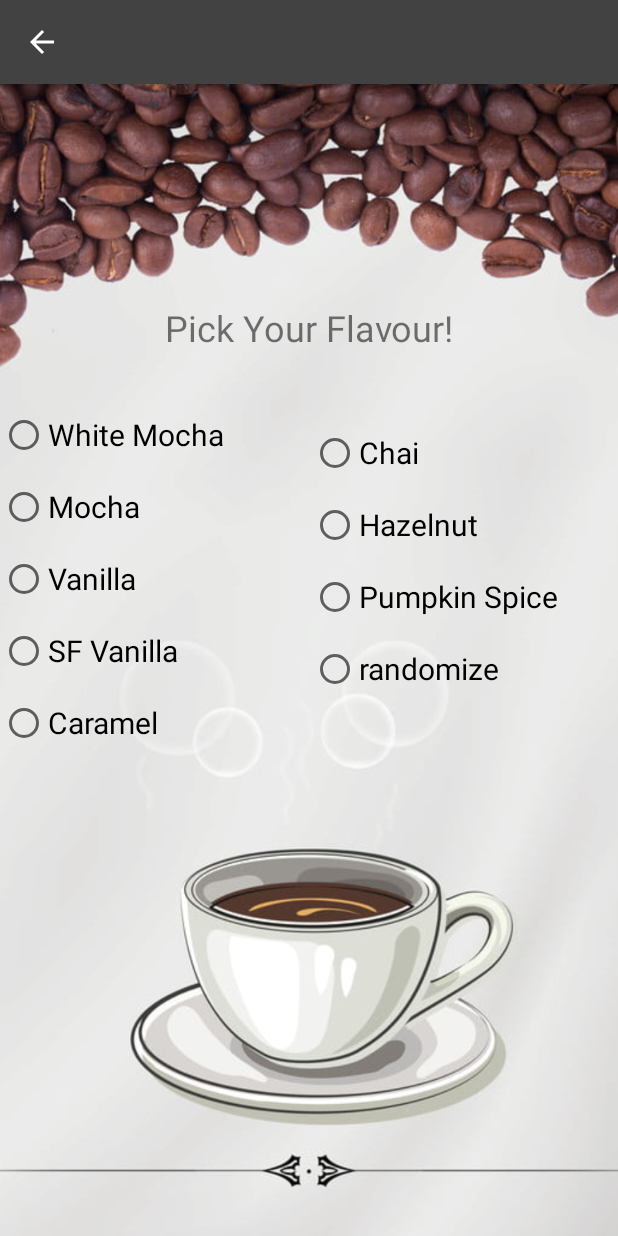
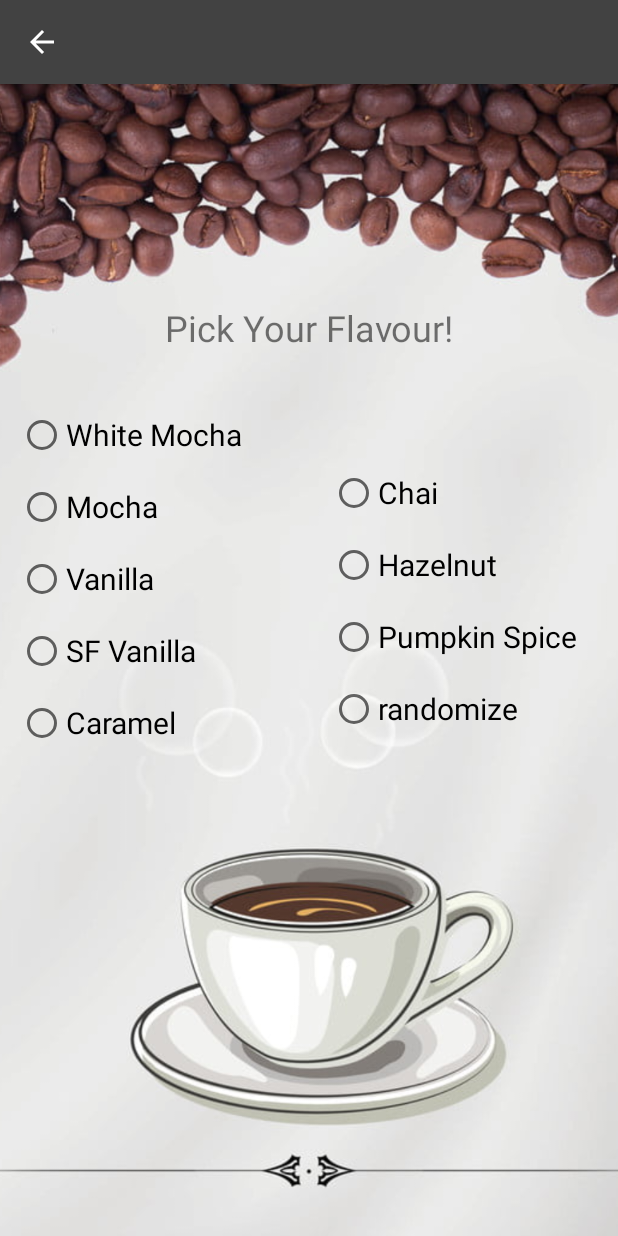
Before and after one commit to Hanover-CS/HC22-ChristyKeinsley-SeniorProject, an Android app: the syrupFlavours screen opened directly, with no data from a screen before it, on a phone screen of 412 x 824 dp. Run offline under Robolectric (Android 15) with nearby library versions, the phone set to English and light mode, and no system bars; Roboto replaces fonts that are not available here.

Commit message:
finally got the syrups buttons to sit right, and align to each radio group

```diff
--- a/app/src/main/res/layout/activity_syrup_flavours.xml
+++ b/app/src/main/res/layout/activity_syrup_flavours.xml
@@ -40,7 +40,7 @@
         android:id="@+id/flavoursRadioBtn"
         android:layout_width="200dp"
         android:layout_height="250dp"
-        android:layout_marginStart="40dp"
+        android:layout_marginStart="20dp"
         app:layout_constraintBottom_toBottomOf="parent"
         app:layout_constraintEnd_toStartOf="@+id/flavoursRadioBtn2"
         app:layout_constraintStart_toStartOf="parent"
@@ -119,13 +119,12 @@
         android:layout_width="200dp"
         android:layout_height="200dp"
         android:layout_marginStart="8dp"
-        android:layout_marginTop="245dp"
-        android:layout_marginEnd="45dp"
-        android:layout_marginBottom="370dp"
+        android:layout_marginTop="90dp"
+        android:layout_marginBottom="340dp"
         app:layout_constraintBottom_toBottomOf="parent"
         app:layout_constraintEnd_toEndOf="parent"
         app:layout_constraintStart_toEndOf="@+id/flavoursRadioBtn"
-        app:layout_constraintTop_toTopOf="@+id/choiceBackgrounds">
+        app:layout_constraintTop_toBottomOf="@+id/pickYourFlavours">
 
         <RadioButton
             android:id="@+id/chaiRbtn"
```
